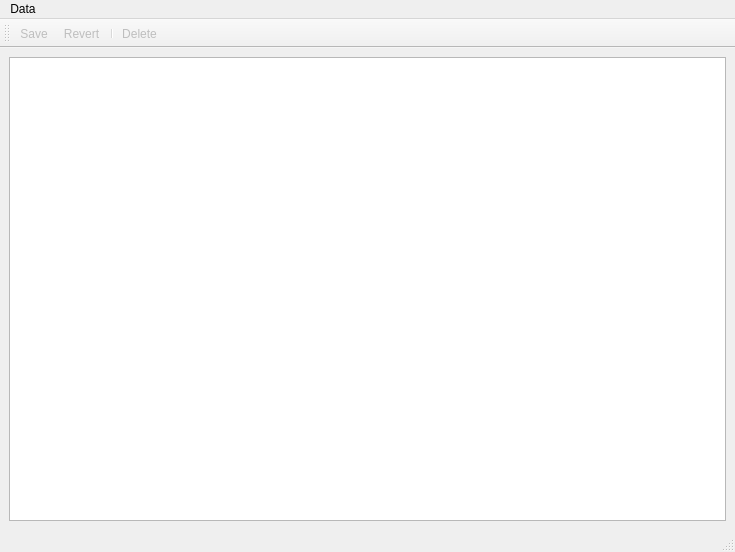
The window that src/qisit/qt/dataeditor/ui/data_editor.ui (mnowiasz/qisit) describes before a commit, drawn with Qt 5.
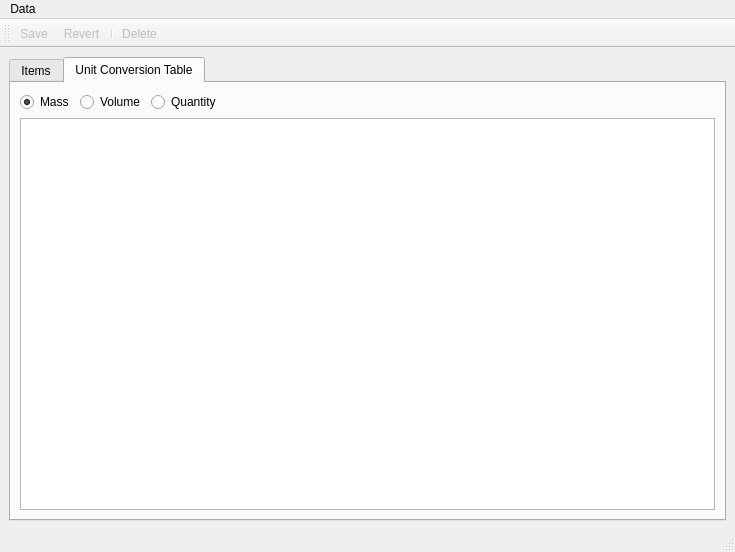
The same window after the commit. The open tabs and pages were chosen to show the change. Icons and pictures are not drawn.

Commit message: Start of unit conversion

What changed in the file:
```diff
--- a/src/qisit/qt/dataeditor/ui/data_editor.ui
+++ b/src/qisit/qt/dataeditor/ui/data_editor.ui
@@ -13,12 +13,29 @@
   <property name="windowTitle">
    <string>Data Editor</string>
   </property>
+  <property name="styleSheet">
+   <string notr="true">QSplitter::handle { border: 2px outset darkgrey; }</string>
+  </property>
   <property name="locale">
    <locale language="English" country="UnitedStates"/>
   </property>
   <widget class="QWidget" name="centralwidget">
+   <layout class="QVBoxLayout" name="verticalLayout_2">
+    <item>
+     <widget class="QTabWidget" name="tabWidget">
+      <property name="currentIndex">
+       <number>0</number>
+      </property>
+      <widget class="QWidget" name="tab">
+       <attribute name="title">
+        <string>Items</string>
+       </attribute>
    <layout class="QVBoxLayout" name="verticalLayout">
     <item>
+         <widget class="QSplitter" name="splitter">
+          <property name="orientation">
+           <enum>Qt::Horizontal</enum>
+          </property>
      <widget class="QColumnView" name="dataColumnView">
       <property name="focusPolicy">
        <enum>Qt::NoFocus</enum>
@@ -39,6 +56,92 @@
        <enum>Qt::MoveAction</enum>
       </property>
      </widget>
+          <widget class="QStackedWidget" name="stackedWidget">
+           <widget class="QWidget" name="page"/>
+           <widget class="QWidget" name="page_2"/>
+          </widget>
+         </widget>
+        </item>
+       </layout>
+      </widget>
+      <widget class="QWidget" name="tab_2">
+       <attribute name="title">
+        <string>Unit Conversion Table</string>
+       </attribute>
+       <layout class="QVBoxLayout" name="verticalLayout_4">
+        <item>
+         <layout class="QHBoxLayout" name="horizontalLayout">
+          <item>
+           <widget class="QRadioButton" name="massRadioButton">
+            <property name="sizePolicy">
+             <sizepolicy hsizetype="Fixed" vsizetype="Fixed">
+              <horstretch>0</horstretch>
+              <verstretch>0</verstretch>
+             </sizepolicy>
+            </property>
+            <property name="text">
+             <string>Mass</string>
+            </property>
+            <property name="icon">
+             <iconset resource="../../resources/resources.qrc">
+              <normaloff>:/icons/weight.png</normaloff>:/icons/weight.png</iconset>
+            </property>
+            <property name="checked">
+             <bool>true</bool>
+            </property>
+            <attribute name="buttonGroup">
+             <string notr="true">unitButtonGroup</string>
+            </attribute>
+           </widget>
+          </item>
+          <item>
+           <widget class="QRadioButton" name="volumeRadioButton">
+            <property name="sizePolicy">
+             <sizepolicy hsizetype="Fixed" vsizetype="Fixed">
+              <horstretch>0</horstretch>
+              <verstretch>0</verstretch>
+             </sizepolicy>
+            </property>
+            <property name="text">
+             <string>Volume</string>
+            </property>
+            <property name="icon">
+             <iconset resource="../../resources/resources.qrc">
+              <normaloff>:/icons/beaker.png</normaloff>:/icons/beaker.png</iconset>
+            </property>
+            <attribute name="buttonGroup">
+             <string notr="true">unitButtonGroup</string>
+            </attribute>
+           </widget>
+          </item>
+          <item>
+           <widget class="QRadioButton" name="quantityRadioButton">
+            <property name="sizePolicy">
+             <sizepolicy hsizetype="Minimum" vsizetype="Fixed">
+              <horstretch>0</horstretch>
+              <verstretch>0</verstretch>
+             </sizepolicy>
+            </property>
+            <property name="text">
+             <string>Quantity</string>
+            </property>
+            <property name="icon">
+             <iconset resource="../../resources/resources.qrc">
+              <normaloff>:/icons/sum.png</normaloff>:/icons/sum.png</iconset>
+            </property>
+            <attribute name="buttonGroup">
+             <string notr="true">unitButtonGroup</string>
+            </attribute>
+           </widget>
+          </item>
+         </layout>
+        </item>
+        <item>
+         <widget class="QTableView" name="unitConversionTableView"/>
+        </item>
+       </layout>
+      </widget>
+     </widget>
     </item>
    </layout>
   </widget>
```
Left out of the diff: 3 changed lines with no effect on the pictures. Lines whose indentation alone changed are shown as unchanged. The commit also changes 7 other files.
